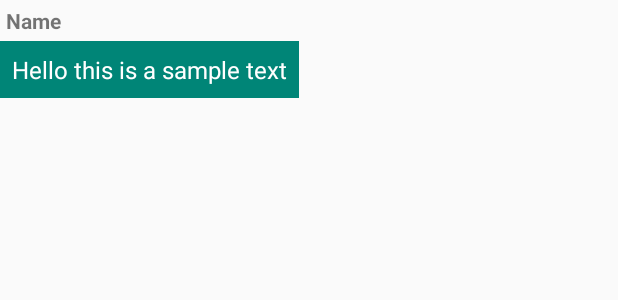
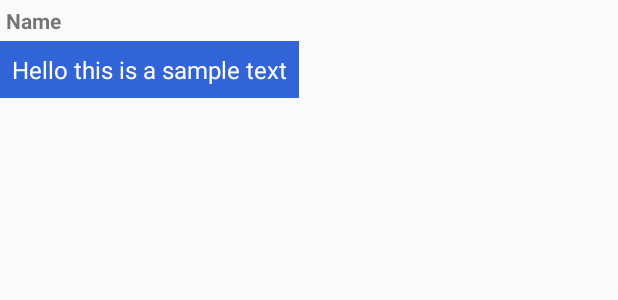
Before and after one commit to Rusho-RU/YondeKiku, an Android app: the layout item_received_message.xml on its own in the app's theme, with its tools: preview values and no code run, on a phone screen of 412 x 824 dp. Shown: the top 300 px of the screen. Run offline under Robolectric (Android 15) with nearby library versions, the phone set to English and light mode, and no system bars.

Commit message:
Bug fixed

```diff
--- a/app/src/main/res/layout/item_received_message.xml
+++ b/app/src/main/res/layout/item_received_message.xml
@@ -15,8 +15,8 @@
         android:layout_width="wrap_content"
         android:layout_height="wrap_content"
         android:layout_below="@id/nameTxt"
-        android:background="@color/colorPrimary"
-        android:textColor="#ffffff"
+        android:background="@color/color1"
+        android:textColor="@color/white"
         android:padding="8dp"
         android:layout_marginEnd="64dp"
         android:layout_marginBottom="4dp"
--- a/app/src/main/res/layout/item_sent_message.xml
+++ b/app/src/main/res/layout/item_sent_message.xml
@@ -13,7 +13,9 @@
         android:padding="8dp"
         android:id="@+id/sentTxt"
         android:textSize="16sp"
-        android:background="#cccccc"
+        android:background="@color/design_default_color_background"
+        android:textColor="#11209F"
+        android:ellipsize="end"
         android:text="Hello this is a sample message" />
 
 </RelativeLayout>
```
